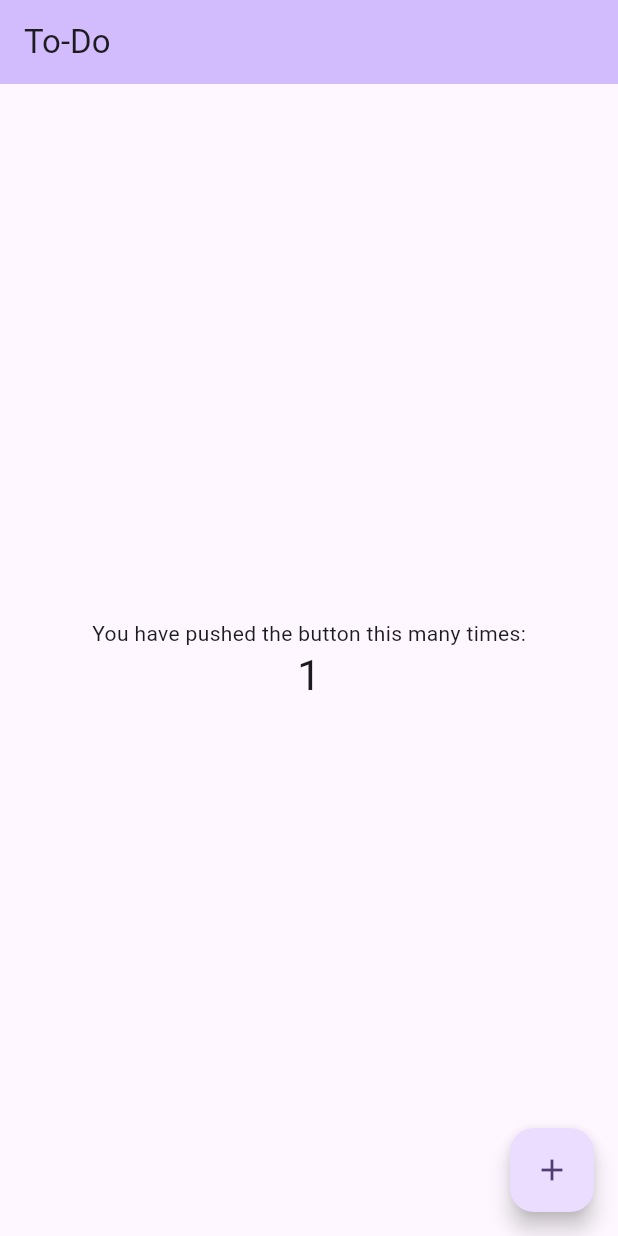
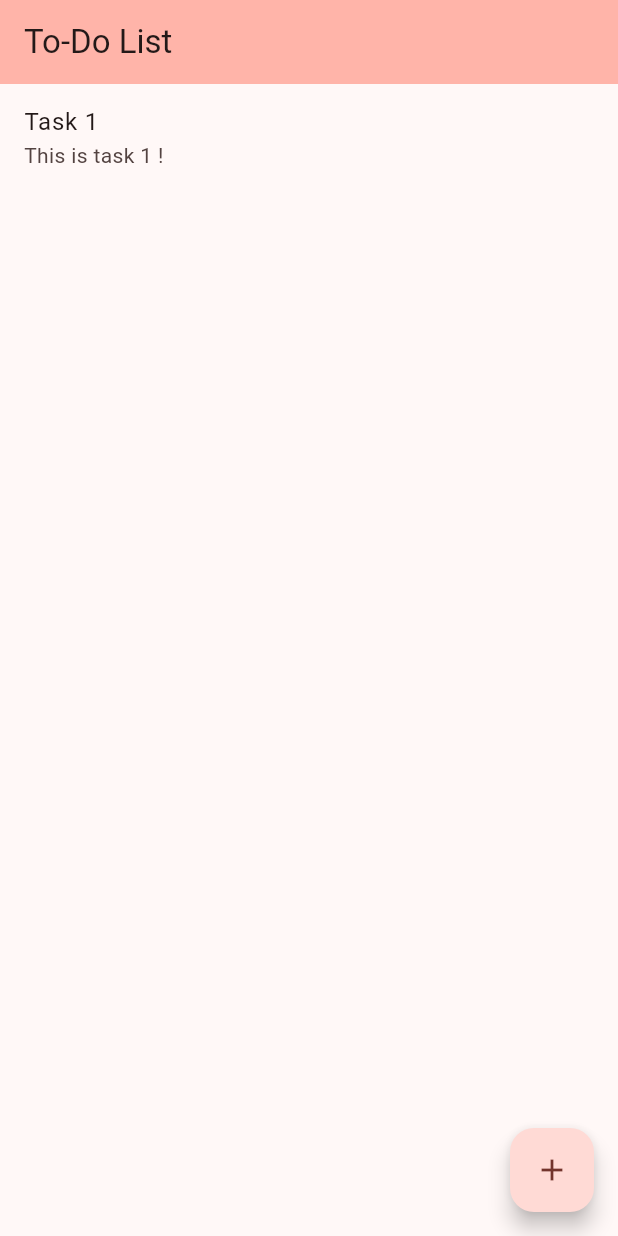
Before and after one commit to FlorDM7/my_first_app, a Flutter app: the screen it shows after launch, after a tap on the "add" icon, on a phone screen of 412 x 824 dp. Run offline on Flutter 3.47's test engine with Material 3 defaults, Android fonts, the phone set to English and light mode, and no system bars.

Commit message:
Visible list framework

```diff
--- a/src/lib/main.dart
+++ b/src/lib/main.dart
@@ -1,4 +1,6 @@
 import 'package:flutter/material.dart';
+import 'tasklist.dart';
+import 'task.dart';
 
 void main() {
   runApp(const MyApp());
@@ -13,10 +15,10 @@ class MyApp extends StatelessWidget {
     return MaterialApp(
       title: 'To-Do list',
       theme: ThemeData(
-        colorScheme: ColorScheme.fromSeed(seedColor: Colors.deepPurple),
+        colorScheme: ColorScheme.fromSeed(seedColor: Colors.red),
         useMaterial3: true,
       ),
-      home: const MyHomePage(title: 'To-Do'),
+      home: const MyHomePage(title: 'To-Do List'),
     );
   }
 }
@@ -41,120 +43,40 @@ class MyHomePage extends StatefulWidget {
 
 class _MyHomePageState extends State<MyHomePage> {
   int _counter = 0;
+  Tasklist tasklist = Tasklist(); // create new tasklist object
 
   void _incrementCounter() {
     setState(() {
-      // This call to setState tells the Flutter framework that something has
-      // changed in this State, which causes it to rerun the build method below
-      // so that the display can reflect the updated values.
       _counter++;
+      Task new_task = Task.noDate("Task $_counter", "This is task $_counter !");
+      tasklist.addTask(new_task);
     });
   }
 
   @override
   Widget build(BuildContext context) {
-    // This method is rerun every time setState is called, for instance as done
-    // by the _incrementCounter method above.
-    //
-    // The Flutter framework has been optimized to make rerunning build methods
-    // fast, so that you can just rebuild anything that needs updating rather
-    // than having to individually change instances of widgets.
+    // This method is rerun every time setState is called.
     return Scaffold(
       appBar: AppBar(
-        // TRY THIS: Try changing the color here to a specific color (to
-        // Colors.amber, perhaps?) and trigger a hot reload to see the AppBar
-        // change color while the other colors stay the same.
         backgroundColor: Theme.of(context).colorScheme.inversePrimary,
-        // Here we take the value from the MyHomePage object that was created by
-        // the App.build method, and use it to set our appbar title.
         title: Text(widget.title),
       ),
-      body: Center(
-        // Center is a layout widget. It takes a single child and positions it
-        // in the middle of the parent.
-        child: Column(
-          // Column is also a layout widget. It takes a list of children and
-          // arranges them vertically. By default, it sizes itself to fit its
-          // children horizontally, and tries to be as tall as its parent.
-          //
-          // Column has various properties to control how it sizes itself and
-          // how it positions its children. Here we use mainAxisAlignment to
-          // center the children vertically; the main axis here is the vertical
-          // axis because Columns are vertical (the cross axis would be
-          // horizontal).
-          //
-          // TRY THIS: Invoke "debug painting" (choose the "Toggle Debug Paint"
-          // action in the IDE, or press "p" in the console), to see the
-          // wireframe for each widget.
-          mainAxisAlignment: MainAxisAlignment.center,
-          children: <Widget>[
-            const Text(
-              'You have pushed the button this many times:',
-            ),
-            Text(
-              '$_counter',
-              style: Theme.of(context).textTheme.headlineMedium,
-            ),
-          ],
-        ),
+      body: tasklist.isEmpty()
+        ? const Center(child: Text('There are no tasks. Create one!'))
+        : ListView.builder(
+          itemCount: tasklist.length(),
+          itemBuilder: (context, index) {
+            return ListTile(
+              title: Text(tasklist.getTaskAt(index).getTitle()),
+              subtitle: Text(tasklist.getTaskAt(index).getDescription()),
+          );
+        },
       ),
       floatingActionButton: FloatingActionButton(
         onPressed: _incrementCounter,
         tooltip: 'Increment',
         child: const Icon(Icons.add),
-      ), // This trailing comma makes auto-formatting nicer for build methods.
-    );
-  }
-}
-
-
-/* TUTORIAL
-class MyApp extends StatelessWidget {
-  // stateless -> no dynamic data
-  const MyApp({super.key});
-
-  @override
-  Widget build(BuildContext context) {
-    return MaterialApp(
-      home: Scaffold(
-        appBar: AppBar(
-          backgroundColor: Colors.green,
-          title: const Text('Hello world!'),
-        ),
-        body: Center(
-          // wrap with center
-          child: Container(
-            child: const Text('Hello people!'),
-            margin: const EdgeInsets.all(10),
-            padding: const EdgeInsets.all(10),
-            color: Colors.red,
-            height: 100,
-            width: 100,
-          ),
-        ),
-        floatingActionButton: FloatingActionButton(
-          child: Icon(Icons.add),
-          onPressed: () {
-            print('print is pressed');
-          },),
-        bottomNavigationBar: BottomNavigationBar(
-          items: const [
-            BottomNavigationBarItem(
-              icon: Icon(Icons.home),
-              label: 'Home',
-            ),
-            BottomNavigationBarItem(
-              icon: Icon(Icons.business),
-              label: 'Business',
-            ),
-            BottomNavigationBarItem(
-              icon: Icon(Icons.school),
-              label: 'School',
-            ),
-          ],
-        ),
       ),
     );
   }
 }
-*/
--- a/src/lib/task.dart
+++ b/src/lib/task.dart
@@ -2,41 +2,32 @@
 A class representing tasks.
 */
 class Task {
-  String title = "";
-  String discription = "";
-  DateTime deadline = DateTime.now();
+  String title;
+  String description;
+  DateTime? deadline;
 
   /*
   CONSTRUCTORS
   */
 
   // Full constructor
-  Task(String title, String discription, DateTime deadline) {
-    setTitle(title);
-    setDiscription(discription);
-    setDeadline(deadline);
-  }
+  Task(this.title, this.description, this.deadline);
 
   // Constructor without date
-  Task.noDate(String title, String discription) {
-    Task(title, discription, DateTime.now().add(const Duration(days: 2)));
-  }
-
-  // Constructor only with title
-  Task.fromTitle(String title) {
-    Task(title, "", DateTime.now().add(const Duration(days: 2)));
+  Task.noDate(this.title, this.description) {
+    deadline = null;
   }
 
   /*
   SETTERS
   */
 
-  void setTitle(String title){
+  void setTitle(String title) {
     this.title = title;
   }
 
-  void setDiscription(String discription){
-    this.discription = discription;
+  void setDescription(String description) {
+    this.description = description;
   }
 
   void setDeadline(DateTime deadline){
@@ -51,16 +42,15 @@ class Task {
     return title;
   }
 
-  String getDiscription(){
-    return discription;
+  String getDescription(){
+    return description;
   }
 
-  DateTime getDeadline(){
+  DateTime? getDeadline(){
     return deadline;
   }
 
-  String getDeadlineToString(){
-    String day = getDeadline().day.toString();
-    return day;
+  String? getDeadlineToString(){
+    return getDeadline()?.day.toString();
   }
 }
--- a/src/lib/tasklist.dart
+++ b/src/lib/tasklist.dart
@@ -4,7 +4,7 @@ import 'task.dart';
 A class representing a list of tasks.
 */
 class Tasklist {
-  List tasks = [];
+  List<Task> tasks = [];
 
   // empty constructor
   Tasklist();
@@ -21,8 +21,8 @@ class Tasklist {
     return false;
   }
 
-  Task getTaskAt(int n) {
-    return tasks[n];
+  Task getTaskAt(int index) {
+    return tasks[index];
   }
 
   int getIndexOf(Task task) {
@@ -37,4 +37,12 @@ class Tasklist {
     return getIndexOf(task) != -1;
   }
 
+  int length() {
+    return tasks.length;
+  }
+
+  bool isEmpty() {
+    return tasks.isEmpty;
+  }
+
 }
```
Also changed, not shown: 4 other files.
